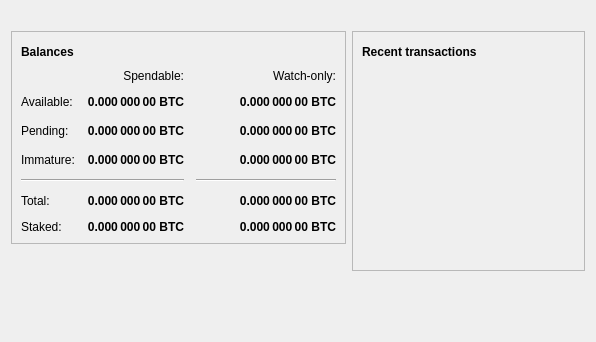
This is src/qt/forms/overviewpage.ui in equalishcoin/equalishcoind as Qt 5 draws it before an edit. The edited form follows.
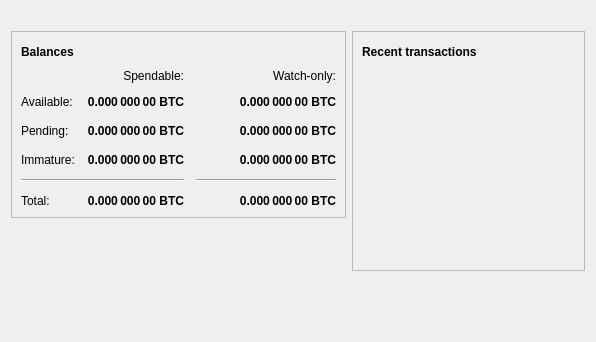
This is the edited form. Icons and pictures are not drawn.

Commit message: remove that silly staked button in overview

The edit to the form file:
```diff
--- a/src/qt/forms/overviewpage.ui
+++ b/src/qt/forms/overviewpage.ui
@@ -401,63 +401,6 @@
               </property>
              </widget>
             </item>
-            <item row="6" column="0">
-             <widget class="QLabel" name="labelStakeText">
-              <property name="text">
-               <string>Staked:</string>
-              </property>
-             </widget>
-            </item>
-            <item row="6" column="1">
-             <widget class="QLabel" name="labelStake">
-              <property name="font">
-               <font>
-                <weight>75</weight>
-                <bold>true</bold>
-               </font>
-              </property>
-              <property name="cursor">
-               <cursorShape>IBeamCursor</cursorShape>
-              </property>
-              <property name="toolTip">
-               <string>Total balance that was used in stake generation</string>
-              </property>
-              <property name="text">
-               <string notr="true">0.000 000 00 BTC</string>
-              </property>
-              <property name="alignment">
-               <set>Qt::AlignRight|Qt::AlignTrailing|Qt::AlignVCenter</set>
-              </property>
-              <property name="textInteractionFlags">
-               <set>Qt::LinksAccessibleByMouse|Qt::TextSelectableByKeyboard|Qt::TextSelectableByMouse</set>
-              </property>
-             </widget>
-            </item>
-            <item row="6" column="2">
-             <widget class="QLabel" name="labelWatchStake">
-              <property name="font">
-               <font>
-                <weight>75</weight>
-                <bold>true</bold>
-               </font>
-              </property>
-              <property name="cursor">
-               <cursorShape>IBeamCursor</cursorShape>
-              </property>
-              <property name="toolTip">
-               <string>Total balance that was used for stake generation in watch-only addresses</string>
-              </property>
-              <property name="text">
-               <string notr="true">0.000 000 00 BTC</string>
-              </property>
-              <property name="alignment">
-               <set>Qt::AlignRight|Qt::AlignTrailing|Qt::AlignVCenter</set>
-              </property>
-              <property name="textInteractionFlags">
-               <set>Qt::LinksAccessibleByMouse|Qt::TextSelectableByKeyboard|Qt::TextSelectableByMouse</set>
-              </property>
-             </widget>
-            </item>
            </layout>
           </item>
          </layout>
```
The commit also changes 2 other files.
